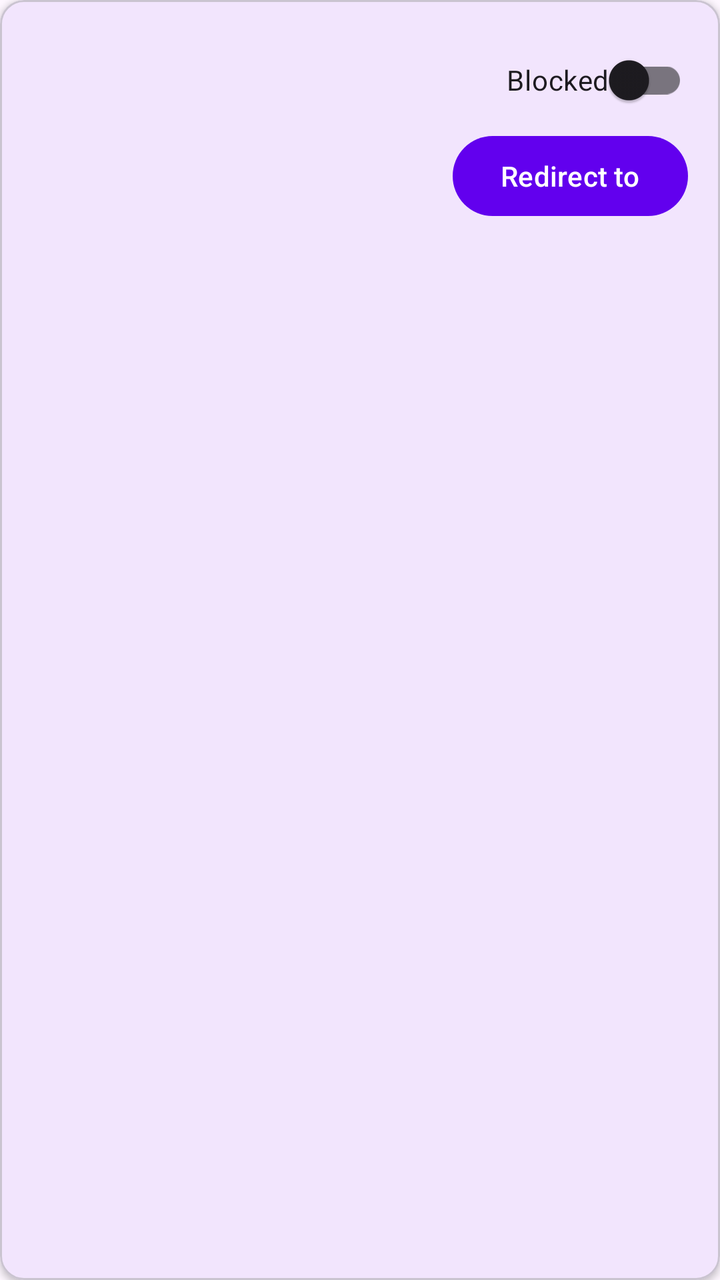
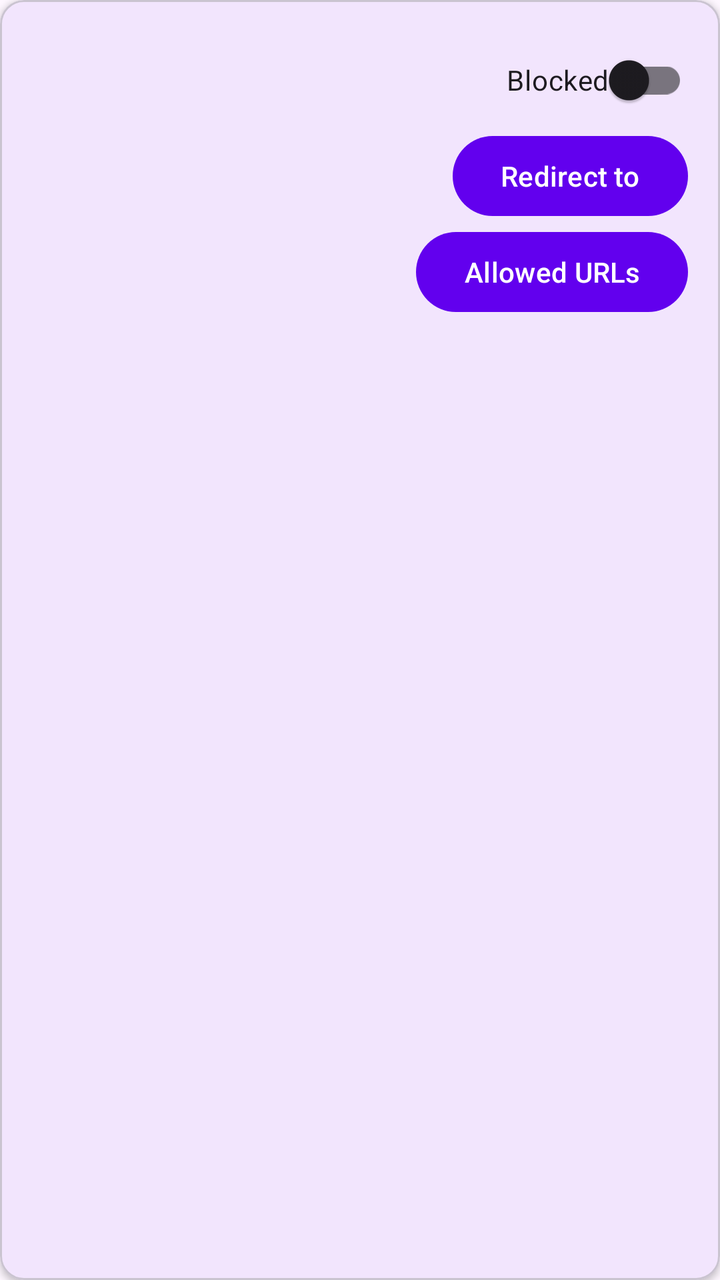

Compare the two renders of this Android layout. The source of the first and the diff that turns it into the second are given below.
<!-- AndroidManifest.xml: application theme Theme.BlockStoreLinks -->
<!-- res/layout/item_app_policy.xml -->
<?xml version="1.0" encoding="utf-8"?>
<com.google.android.material.card.MaterialCardView xmlns:android="http://schemas.android.com/apk/res/android"
    xmlns:app="http://schemas.android.com/apk/res-auto"
    android:layout_width="match_parent"
    android:layout_height="wrap_content"
    android:layout_marginBottom="12dp"
    app:cardCornerRadius="12dp"
    app:cardElevation="2dp">

    <androidx.constraintlayout.widget.ConstraintLayout
        android:layout_width="match_parent"
        android:layout_height="wrap_content"
        android:padding="16dp">

        <TextView
            android:id="@+id/appName"
            android:layout_width="0dp"
            android:layout_height="wrap_content"
            android:textStyle="bold"
            android:textSize="16sp"
            app:layout_constraintEnd_toStartOf="@+id/blockedSwitch"
            app:layout_constraintStart_toStartOf="parent"
            app:layout_constraintTop_toTopOf="parent" />

        <TextView
            android:id="@+id/appPackage"
            android:layout_width="0dp"
            android:layout_height="wrap_content"
            android:textSize="12sp"
            app:layout_constraintEnd_toStartOf="@+id/blockedSwitch"
            app:layout_constraintStart_toStartOf="parent"
            app:layout_constraintTop_toBottomOf="@id/appName" />

        <TextView
            android:id="@+id/attempts"
            android:layout_width="wrap_content"
            android:layout_height="wrap_content"
            android:textSize="12sp"
            app:layout_constraintStart_toStartOf="parent"
            app:layout_constraintTop_toBottomOf="@id/appPackage" />

        <com.google.android.material.switchmaterial.SwitchMaterial
            android:id="@+id/blockedSwitch"
            android:layout_width="wrap_content"
            android:layout_height="wrap_content"
            android:text="@string/blocked_toggle"
            app:layout_constraintEnd_toEndOf="parent"
            app:layout_constraintTop_toTopOf="parent" />

        <Button
            android:id="@+id/redirectButton"
            android:layout_width="wrap_content"
            android:layout_height="wrap_content"
            android:text="@string/redirect_to"
            app:layout_constraintEnd_toEndOf="parent"
            app:layout_constraintTop_toBottomOf="@id/blockedSwitch" />

        <TextView
            android:id="@+id/redirectTarget"
            android:layout_width="0dp"
            android:layout_height="wrap_content"
            android:textSize="12sp"
            app:layout_constraintEnd_toStartOf="@id/redirectButton"
            app:layout_constraintStart_toStartOf="parent"
            app:layout_constraintTop_toBottomOf="@id/attempts" />

    </androidx.constraintlayout.widget.ConstraintLayout>
</com.google.android.material.card.MaterialCardView>
<!-- resources referenced by this layout -->
<resources>
  <string name="blocked_toggle">Blocked</string>
  <string name="redirect_to">Redirect to</string>
  <style name="Theme.BlockStoreLinks" parent="Theme.Material3.Light.NoActionBar">
          <item name="colorPrimary">@color/purple_500</item>
          <item name="colorPrimaryVariant">@color/purple_700</item>
          <item name="colorOnPrimary">@color/white</item>
          <item name="colorSecondary">@color/teal_200</item>
          <item name="colorSecondaryVariant">@color/teal_700</item>
          <item name="android:statusBarColor" tools:targetApi="l">@color/purple_700</item>
      </style>
  <color name="purple_500">#FF6200EE</color>
  <color name="purple_700">#FF3700B3</color>
  <color name="white">#FFFFFFFF</color>
  <color name="teal_200">#FF03DAC5</color>
  <color name="teal_700">#FF018786</color>
</resources>

<!-- the commit's change to res/layout/item_app_policy.xml (unified diff, before → after) -->
@@ -64,5 +64,22 @@
             app:layout_constraintStart_toStartOf="parent"
             app:layout_constraintTop_toBottomOf="@id/attempts" />
 
+        <Button
+            android:id="@+id/allowlistButton"
+            android:layout_width="wrap_content"
+            android:layout_height="wrap_content"
+            android:text="@string/allowlist"
+            app:layout_constraintEnd_toEndOf="parent"
+            app:layout_constraintTop_toBottomOf="@id/redirectButton" />
+
+        <TextView
+            android:id="@+id/allowlistCount"
+            android:layout_width="0dp"
+            android:layout_height="wrap_content"
+            android:textSize="12sp"
+            app:layout_constraintEnd_toStartOf="@id/allowlistButton"
+            app:layout_constraintStart_toStartOf="parent"
+            app:layout_constraintTop_toBottomOf="@id/redirectTarget" />
+
     </androidx.constraintlayout.widget.ConstraintLayout>
 </com.google.android.material.card.MaterialCardView>
<!-- resource entries referenced after the edit -->
@@ -1,5 +1,6 @@
 <!-- resources referenced by this layout -->
 <resources>
+  <string name="allowlist">Allowed URLs</string>
   <string name="blocked_toggle">Blocked</string>
   <string name="redirect_to">Redirect to</string>
   <style name="Theme.BlockStoreLinks" parent="Theme.Material3.Light.NoActionBar">
